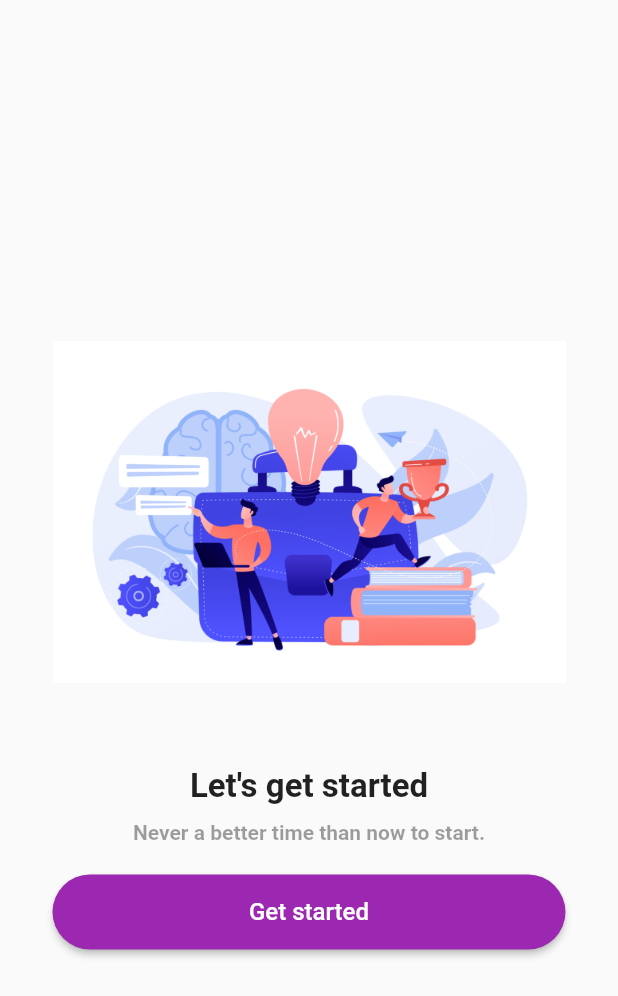
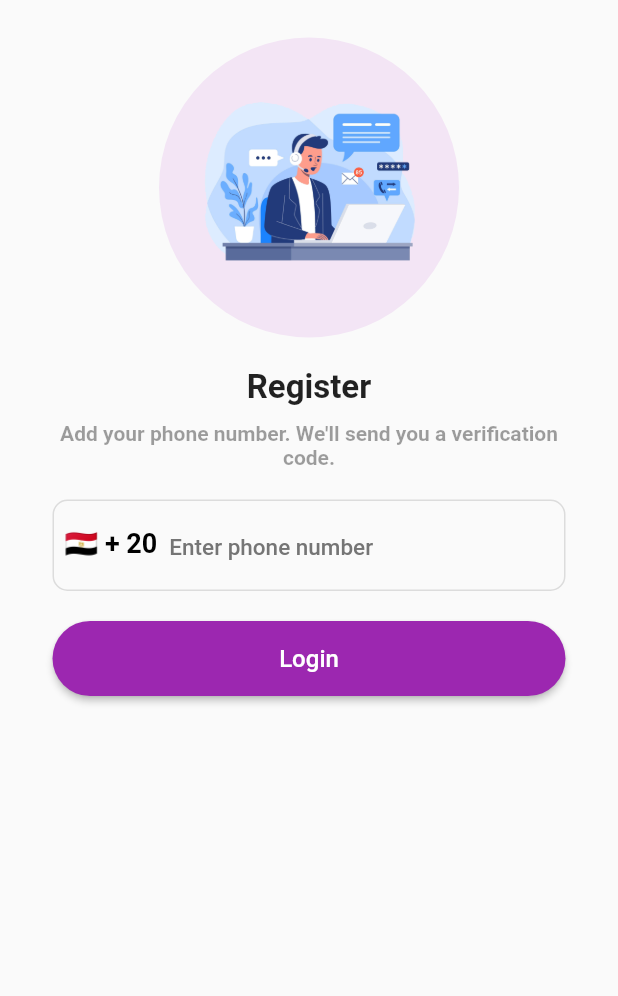
Before and after one commit to Eslam-Alaa-ZX/Flutter-Firebase-Phone-Auth, a Flutter app: the screen it shows after launch, after a tap on "Get started", on a phone screen of 412 x 824 dp. Shown: the top 996 px of the screen. Run offline on Flutter 3.47's test engine with Material 2 defaults, Android fonts, the phone set to English and light mode, and no system bars; our stand-ins replace country_picker; missing offline and left inert: dart:ffi.

Commit message:
EslamAlaa: Finish register page and connect with firebase.

```diff
--- a/lib/main.dart
+++ b/lib/main.dart
@@ -1,5 +1,7 @@
 import 'package:flutter/material.dart';
 import 'package:flutter_firebase_phone_auth/pages/welcom_page.dart';
+import 'package:flutter_firebase_phone_auth/provider/data.dart';
+import 'package:provider/provider.dart';
 
 void main() {
   runApp(const MyApp());
@@ -10,10 +12,13 @@ class MyApp extends StatelessWidget {
 
   @override
   Widget build(BuildContext context) {
-    return const MaterialApp(
-      title: "FlutterPhoneAuth",
-      debugShowCheckedModeBanner: false,
-      home: WelcomPage(),
+    return ChangeNotifierProvider(
+      create: (context) => Data(),
+      child: const MaterialApp(
+        title: "FlutterPhoneAuth",
+        debugShowCheckedModeBanner: false,
+        home: WelcomPage(),
+      ),
     );
   }
 }
--- /dev/null
+++ b/lib/pages/register_page.dart
@@ -0,0 +1,140 @@
+import 'package:country_picker/country_picker.dart';
+import 'package:flutter/material.dart';
+import 'package:flutter_firebase_phone_auth/provider/data.dart';
+import 'package:provider/provider.dart';
+
+import '../widgets/cst_btn.dart';
+
+class RegisterPage extends StatelessWidget {
+  const RegisterPage({Key? key}) : super(key: key);
+
+  @override
+  Widget build(BuildContext context) {
+    final data = Provider.of<Data>(context);
+    return Scaffold(
+      body: SingleChildScrollView(
+        child: SafeArea(
+          child: Center(
+            child: Padding(
+              padding: const EdgeInsets.symmetric(vertical: 25, horizontal: 35),
+              child: Column(
+                children: [
+                  Container(
+                    width: 200,
+                    height: 200,
+                    decoration: BoxDecoration(
+                      shape: BoxShape.circle,
+                      color: Colors.purple.shade50,
+                    ),
+                    padding: const EdgeInsets.all(20),
+                    child: Image.asset("assets/2.png"),
+                  ),
+                  const SizedBox(
+                    height: 20,
+                  ),
+                  const Text(
+                    "Register",
+                    style: TextStyle(
+                      fontSize: 22,
+                      fontWeight: FontWeight.bold,
+                    ),
+                  ),
+                  const SizedBox(
+                    height: 10,
+                  ),
+                  const Text(
+                    "Add your phone number. We'll send you a verification code.",
+                    textAlign: TextAlign.center,
+                    style: TextStyle(
+                      fontSize: 14,
+                      color: Colors.black38,
+                      fontWeight: FontWeight.bold,
+                    ),
+                  ),
+                  const SizedBox(
+                    height: 20,
+                  ),
+                  TextFormField(
+                    controller: data.phoneController,
+                    style: const TextStyle(
+                      fontSize: 18,
+                      fontWeight: FontWeight.bold,
+                    ),
+                    onChanged: (value) {
+                      data.onTextChange(value);
+                    },
+                    cursorColor: Colors.purple,
+                    decoration: InputDecoration(
+                      hintText: "Enter phone number",
+                      hintStyle: TextStyle(
+                        fontSize: 15,
+                        fontWeight: FontWeight.w500,
+                        color: Colors.grey.shade600,
+                      ),
+                      enabledBorder: OutlineInputBorder(
+                        borderRadius: BorderRadius.circular(10),
+                        borderSide: const BorderSide(color: Colors.black12),
+                      ),
+                      focusedBorder: OutlineInputBorder(
+                        borderRadius: BorderRadius.circular(10),
+                        borderSide: const BorderSide(color: Colors.black12),
+                      ),
+                      prefixIcon: Container(
+                        padding:
+                            const EdgeInsets.only(top: 12, left: 8, right: 8),
+                        child: InkWell(
+                          onTap: () {
+                            showCountryPicker(
+                              context: context,
+                              onSelect: (value) {
+                                data.onCountryChange(value);
+                              },
+                              countryListTheme: const CountryListThemeData(
+                                bottomSheetHeight: 500,
+                              ),
+                            );
+                          },
+                          child: Text(
+                            "${data.country.flagEmoji} + ${data.country.phoneCode}",
+                            style: const TextStyle(
+                              fontSize: 18,
+                              fontWeight: FontWeight.bold,
+                              color: Colors.black,
+                            ),
+                          ),
+                        ),
+                      ),
+                      suffixIcon: data.phoneController.text.length > 9
+                          ? const Icon(
+                              Icons.check_circle,
+                              color: Colors.green,
+                            )
+                          : null,
+                    ),
+                  ),
+                  const SizedBox(
+                    height: 20,
+                  ),
+                  SizedBox(
+                    width: double.infinity,
+                    height: 50,
+                    child: CstBtn(
+                      txt: "Login",
+                      fun: () {
+                        Navigator.push(
+                          context,
+                          MaterialPageRoute(
+                              builder: (context) => const RegisterPage()),
+                        );
+                      },
+                    ),
+                  ),
+                ],
+              ),
+            ),
+          ),
+        ),
+      ),
+    );
+  }
+}
--- a/lib/pages/welcom_page.dart
+++ b/lib/pages/welcom_page.dart
@@ -1,6 +1,7 @@
 import 'dart:ffi';
 
 import 'package:flutter/material.dart';
+import 'package:flutter_firebase_phone_auth/pages/register_page.dart';
 import 'package:flutter_firebase_phone_auth/widgets/cst_btn.dart';
 
 class WelcomPage extends StatelessWidget {
@@ -17,7 +18,7 @@ class WelcomPage extends StatelessWidget {
               mainAxisAlignment: MainAxisAlignment.center,
               children: [
                 Image.asset(
-                  "assets/1.jpg",
+                  "assets/1.png",
                   height: 300,
                 ),
                 const SizedBox(
@@ -49,7 +50,13 @@ class WelcomPage extends StatelessWidget {
                   height: 50,
                   child: CstBtn(
                     txt: "Get started",
-                    fun: () {},
+                    fun: () {
+                      Navigator.push(
+                        context,
+                        MaterialPageRoute(
+                            builder: (context) => const RegisterPage()),
+                      );
+                    },
                   ),
                 )
               ],
--- /dev/null
+++ b/lib/provider/data.dart
@@ -0,0 +1,30 @@
+import 'package:country_picker/country_picker.dart';
+import 'package:flutter/material.dart';
+
+class Data with ChangeNotifier {
+  Country country = Country(
+      phoneCode: "20",
+      countryCode: "EG",
+      e164Sc: 0,
+      geographic: true,
+      level: 1,
+      name: "Egypt",
+      example: "Egypt",
+      displayName: "Egypt",
+      displayNameNoCountryCode: "EG",
+      e164Key: "");
+  TextEditingController phoneController = TextEditingController();
+
+  void onCountryChange(Country country) {
+    this.country = country;
+    notifyListeners();
+  }
+
+  void onTextChange(String txt) {
+    phoneController.text = txt;
+    phoneController.selection = TextSelection.fromPosition(
+      TextPosition(offset: phoneController.text.length),
+    );
+    notifyListeners();
+  }
+}
--- a/lib/widgets/cst_btn.dart
+++ b/lib/widgets/cst_btn.dart
@@ -10,7 +10,7 @@ class CstBtn extends StatelessWidget {
   @override
   Widget build(BuildContext context) {
     return ElevatedButton(
-      onPressed: () {},
+      onPressed: fun,
       style: ButtonStyle(
         foregroundColor: MaterialStateProperty.all(Colors.white),
         backgroundColor: MaterialStateProperty.all(Colors.purple),
--- a/pubspec.yaml
+++ b/pubspec.yaml
@@ -29,6 +29,8 @@ environment:
 # the latest version available on pub.dev. To see which dependencies have newer
 # versions available, run `flutter pub outdated`.
 dependencies:
+  country_picker: ^2.0.19
+  provider: ^6.0.5
   flutter:
     sdk: flutter
 
```
Also changed, not shown: assets/1.png (added), assets/2.png (added), pubspec.lock, 3 other files.
